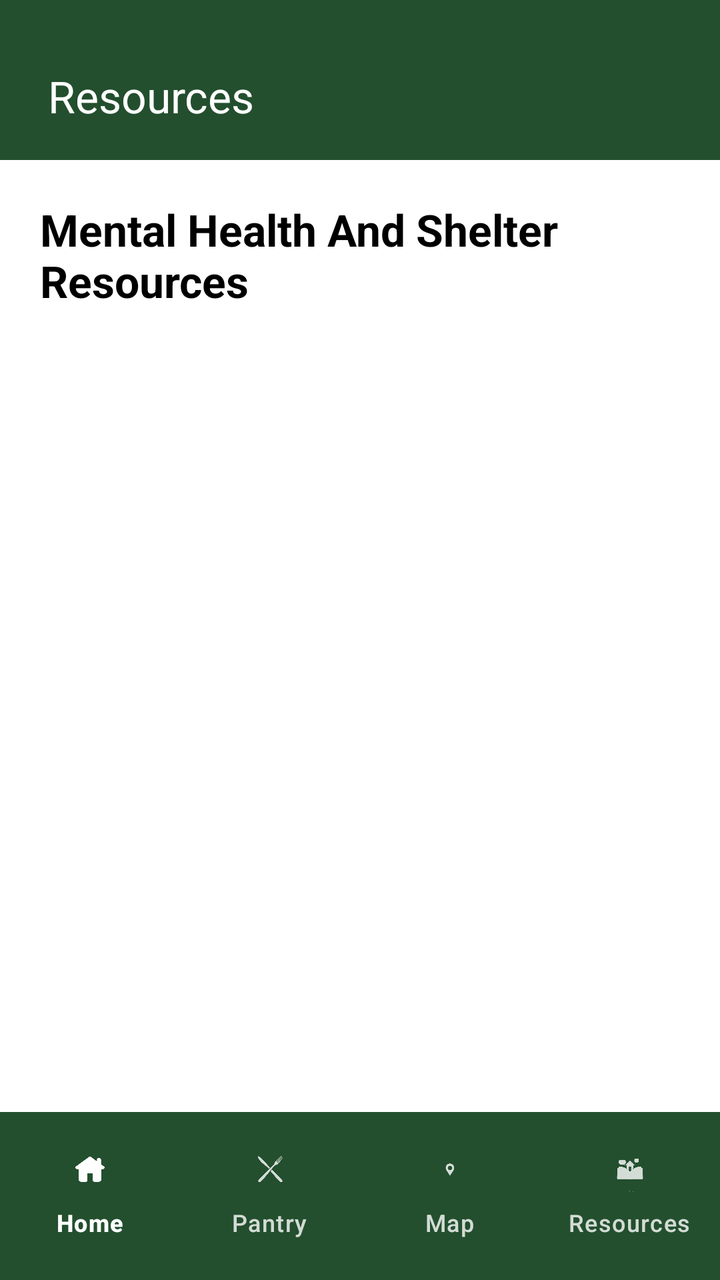
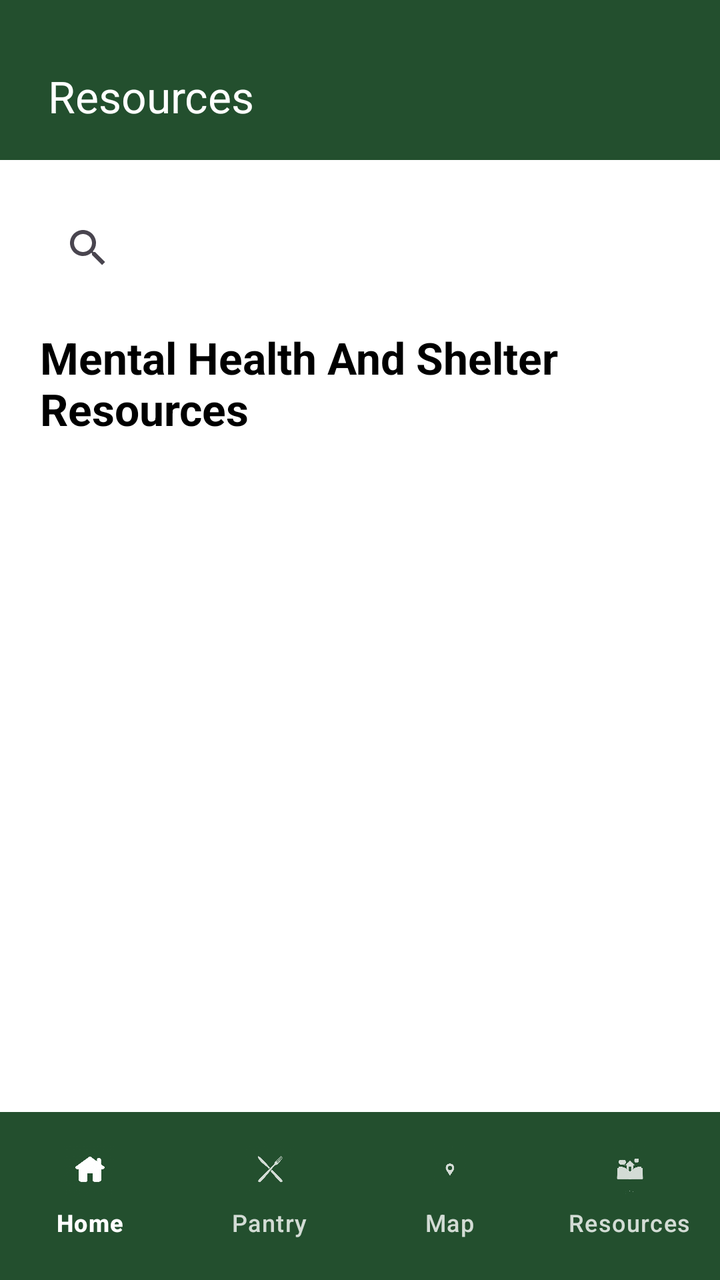

The first picture is an Android layout as it rendered before a commit; the second is the same layout after the commit. The layout source and the unified diff follow.
<!-- AndroidManifest.xml: application theme Theme.Material3.DayNight.NoActionBar -->
<!-- res/layout/activity_resources.xml -->
<?xml version="1.0" encoding="utf-8"?>
<LinearLayout
    xmlns:android="http://schemas.android.com/apk/res/android"
    xmlns:app="http://schemas.android.com/apk/res-auto"
    android:orientation="vertical"
    android:layout_width="match_parent"
    android:layout_height="match_parent"
    android:background="@android:color/white"
    android:fitsSystemWindows="true">


    <androidx.appcompat.widget.Toolbar
        android:id="@+id/topToolbar"
        android:layout_width="match_parent"
        android:layout_height="80dp"
        android:paddingTop="16dp"
        android:background="#234F2E"
        app:title="Resources"
        app:titleTextColor="@android:color/white"
        app:titleMarginStart="24dp" />


    <LinearLayout
        android:orientation="vertical"
        android:layout_width="match_parent"
        android:layout_height="0dp"
        android:layout_weight="1"
        android:paddingStart="20dp"
        android:paddingEnd="20dp"
        android:paddingTop="20dp">

        
        <TextView
            android:id="@+id/resourcesTitle"
            android:layout_width="match_parent"
            android:layout_height="wrap_content"
            android:text="Mental Health And Shelter Resources"
            android:textColor="@android:color/black"
            android:textSize="22sp"
            android:textStyle="bold"
            android:paddingBottom="10dp" />


        <androidx.recyclerview.widget.RecyclerView
            android:id="@+id/resourcesRecyclerView"
            android:layout_width="match_parent"
            android:layout_height="0dp"
            android:layout_weight="1"
            android:paddingBottom="10dp" />

    </LinearLayout>


    <com.google.android.material.bottomnavigation.BottomNavigationView
        android:id="@+id/bottomNavigation"
        android:layout_width="match_parent"
        android:layout_height="84dp"
        android:background="#234F2E"
        android:elevation="8dp"
        android:paddingTop="4dp"
        android:paddingBottom="8dp"
        app:itemActiveIndicatorStyle="@style/BottomNavActiveIndicator.Transparent"
        app:itemHorizontalTranslationEnabled="false"
        app:itemIconSize="26dp"
        app:itemIconTint="@color/bottom_nav_item_tint"
        app:itemTextColor="@color/bottom_nav_item_tint"
        app:labelVisibilityMode="labeled"
        app:menu="@menu/bottom_nav_menu" />
</LinearLayout>
<!-- resources referenced by this layout -->
<resources>
  <style name="BottomNavActiveIndicator.Transparent" parent="">
          <item name="android:color">@android:color/transparent</item>
          <item name="android:alpha">0</item>
      </style>
</resources>

<!-- the commit's change to res/layout/activity_resources.xml (unified diff, before → after) -->
@@ -7,7 +7,6 @@
     android:layout_height="match_parent"
     android:background="@android:color/white"
     android:fitsSystemWindows="true">
-
 
     <androidx.appcompat.widget.Toolbar
         android:id="@+id/topToolbar"
@@ -19,7 +18,6 @@
         app:titleTextColor="@android:color/white"
         app:titleMarginStart="24dp" />
 
-
     <LinearLayout
         android:orientation="vertical"
         android:layout_width="match_parent"
@@ -29,7 +27,13 @@
         android:paddingEnd="20dp"
         android:paddingTop="20dp">
 
-        
+        <SearchView
+            android:id="@+id/searchBar"
+            android:layout_width="match_parent"
+            android:layout_height="wrap_content"
+            android:queryHint="Search resources (shelter, mental health)"
+            android:layout_marginBottom="16dp" />
+
         <TextView
             android:id="@+id/resourcesTitle"
             android:layout_width="match_parent"
@@ -40,7 +44,6 @@
             android:textStyle="bold"
             android:paddingBottom="10dp" />
 
-
         <androidx.recyclerview.widget.RecyclerView
             android:id="@+id/resourcesRecyclerView"
             android:layout_width="match_parent"
@@ -49,7 +52,6 @@
             android:paddingBottom="10dp" />
 
     </LinearLayout>
-
 
     <com.google.android.material.bottomnavigation.BottomNavigationView
         android:id="@+id/bottomNavigation"
